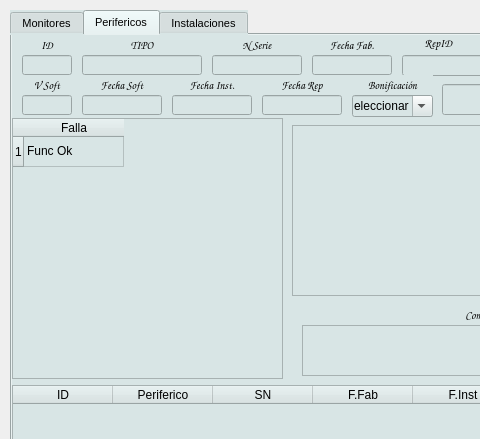
Qt form reparaciones.ui (Matias2178/Sistema_Postventa) before a commit; both pictures show x 0 to 480 and y 0 to 439 of the 1298 by 591 pixel window.
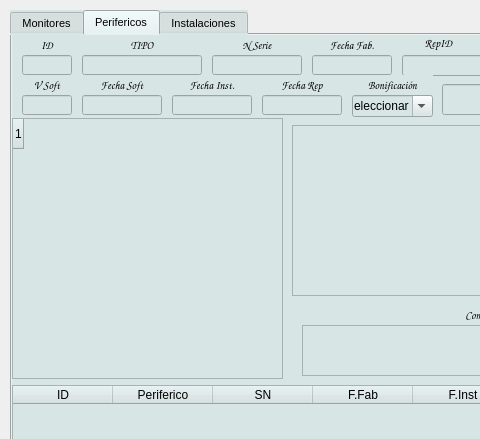
The same form after that commit. Icons and pictures are not drawn.

Commit message: Agregado de ventanas de edicion para el ingreso de las reparaciones y para editar los datos de los prerifericos que se reparan; por ahora se editan los datos de los perifericos. queda pendiente agregar a la ventana informacion para editar los monitores y las instalaciones

The edit to the form file:
```diff
--- a/reparaciones.ui
+++ b/reparaciones.ui
@@ -2958,19 +2958,6 @@
        <string>1</string>
       </property>
      </row>
-     <column>
-      <property name="text">
-       <string>Falla</string>
-      </property>
-     </column>
-     <item row="0" column="0">
-      <property name="text">
-       <string>Func Ok</string>
-      </property>
-      <property name="checkState">
-       <enum>Unchecked</enum>
-      </property>
-     </item>
     </widget>
     <widget class="QFrame" name="FGPS">
      <property name="geometry">
```
The commit also changes 21 other files.
